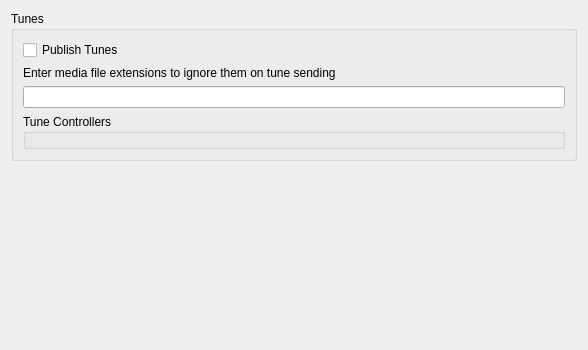
This is src/options/opt_statuspep.ui in psi-im/psi as Qt 5 draws it before an edit. The edited form follows.
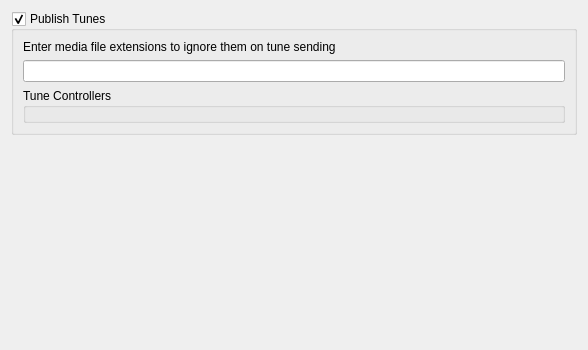
This is the edited form.

Commit message: Added new checkbox-options to Groupchat tab. Added nick coloring type combobox to Groupchat tab. Removed not needed checkbox from PEP tab

What changed in the file:
```diff
--- a/src/options/opt_statuspep.ui
+++ b/src/options/opt_statuspep.ui
@@ -26,28 +26,15 @@
    <item>
     <widget class="QGroupBox" name="groupBox">
      <property name="title">
-      <string>Tunes</string>
-     </property>
-     <property name="flat">
-      <bool>false</bool>
+      <string>Publish Tunes</string>
      </property>
      <property name="checkable">
-      <bool>false</bool>
+      <bool>true</bool>
      </property>
      <layout class="QVBoxLayout" name="verticalLayout_4">
       <property name="spacing">
        <number>6</number>
       </property>
-      <item>
-       <widget class="QCheckBox" name="cb_publishTunes">
-        <property name="toolTip">
-         <string>Publish information about the music being played</string>
-        </property>
-        <property name="text">
-         <string>Publish Tunes</string>
-        </property>
-       </widget>
-      </item>
       <item>
        <widget class="QLabel" name="label">
         <property name="text">
```
The commit also changes 5 other files.
